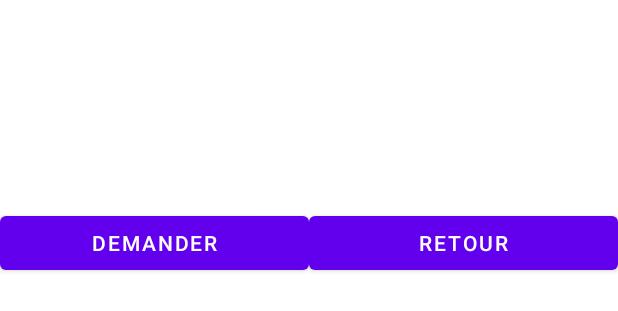
After one commit to Azerthias/bigbrother, an Android app: the layout foyer_demande.xml on its own in the app's theme, with its tools: preview values and no code run, on a phone screen of 412 x 824 dp. The commit adds this screen. Shown: the top 311 px of the screen. Run offline under Robolectric (Android 15) with nearby library versions, the phone set to English and light mode, and no system bars.

Commit message:
new change

```diff
--- a/app/src/main/AndroidManifest.xml
+++ b/app/src/main/AndroidManifest.xml
@@ -23,7 +23,8 @@
 
         <activity android:name=".Menu"/>
 
-        <activity android:name=".Foyer"/>
+        <activity android:name=".foyer.Foyer"/>
+        <activity android:name=".foyer.Demande"/>
 
     </application>
 
--- /dev/null
+++ b/app/src/main/res/layout/foyer_demande.xml
@@ -0,0 +1,35 @@
+<?xml version="1.0" encoding="utf-8"?>
+
+
+<LinearLayout xmlns:android="http://schemas.android.com/apk/res/android"
+    android:layout_width="match_parent"
+    android:layout_height="match_parent"
+    android:orientation="vertical">
+
+    <TextView
+        android:id="@+id/tvDemande"
+        android:layout_width="match_parent"
+        android:layout_height="138dp"
+        android:textSize="20sp" />
+
+    <LinearLayout
+        android:layout_width="match_parent"
+        android:layout_height="wrap_content"
+        android:orientation="horizontal">
+
+        <Button
+            android:id="@+id/bDemande"
+            android:layout_width="match_parent"
+            android:layout_height="wrap_content"
+            android:layout_weight="1"
+            android:text="Demander" />
+
+        <Button
+            android:id="@+id/bRetour"
+            android:layout_width="match_parent"
+            android:layout_height="wrap_content"
+            android:layout_weight="1"
+            android:text="Retour" />
+    </LinearLayout>
+
+</LinearLayout>
```
Also changed, not shown: app/src/main/java/fr/smb/bigbrother/First.java (added, +14 -0 lines), app/src/main/java/fr/smb/bigbrother/Foyer.java (deleted, +0 -73 lines), app/src/main/java/fr/smb/bigbrother/MainActivity.java (+4 -6 lines), app/src/main/java/fr/smb/bigbrother/Util.java (added, +21 -0 lines), app/src/main/java/fr/smb/bigbrother/foyer/Demande.java (added, +48 -0 lines), app/src/main/java/fr/smb/bigbrother/foyer/Foyer.java (added, +109 -0 lines), app/src/main/res/layout/foyer.xml (+14 -3 lines).
